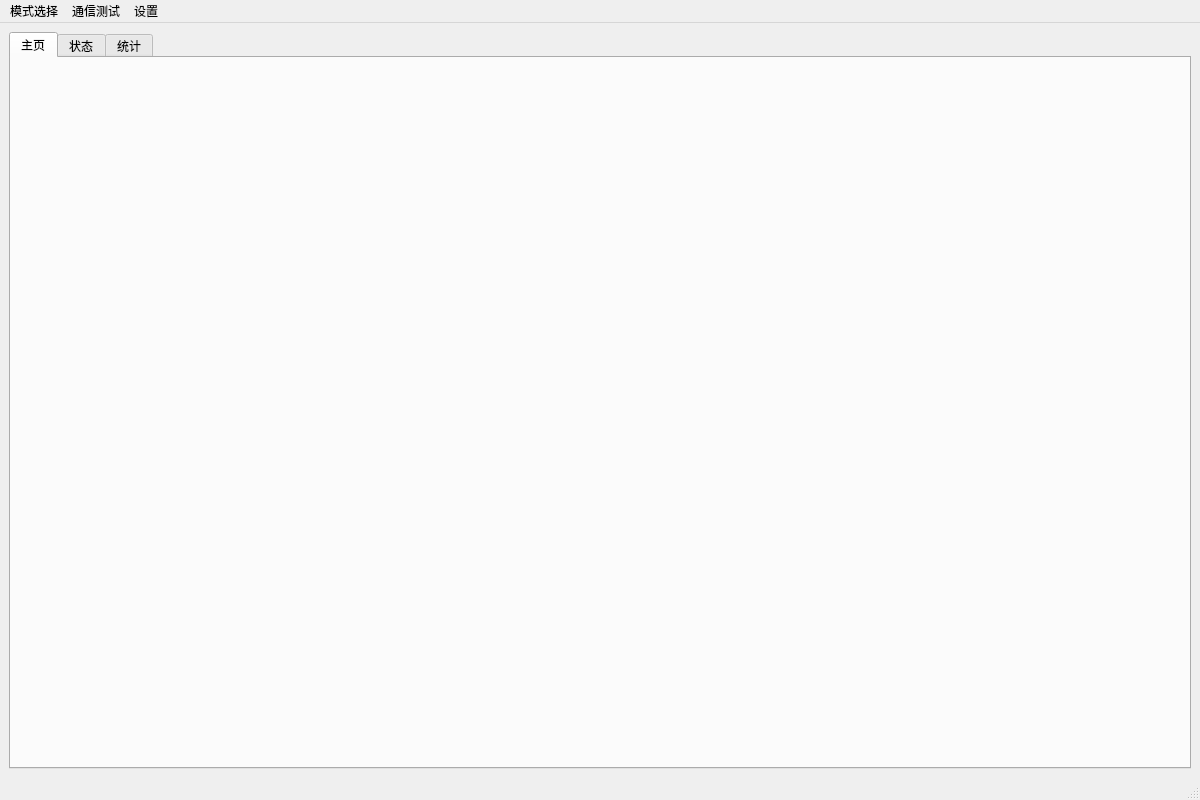
JIYIC-P/SCSS2, file source/Ui/window.ui: the form before one commit.
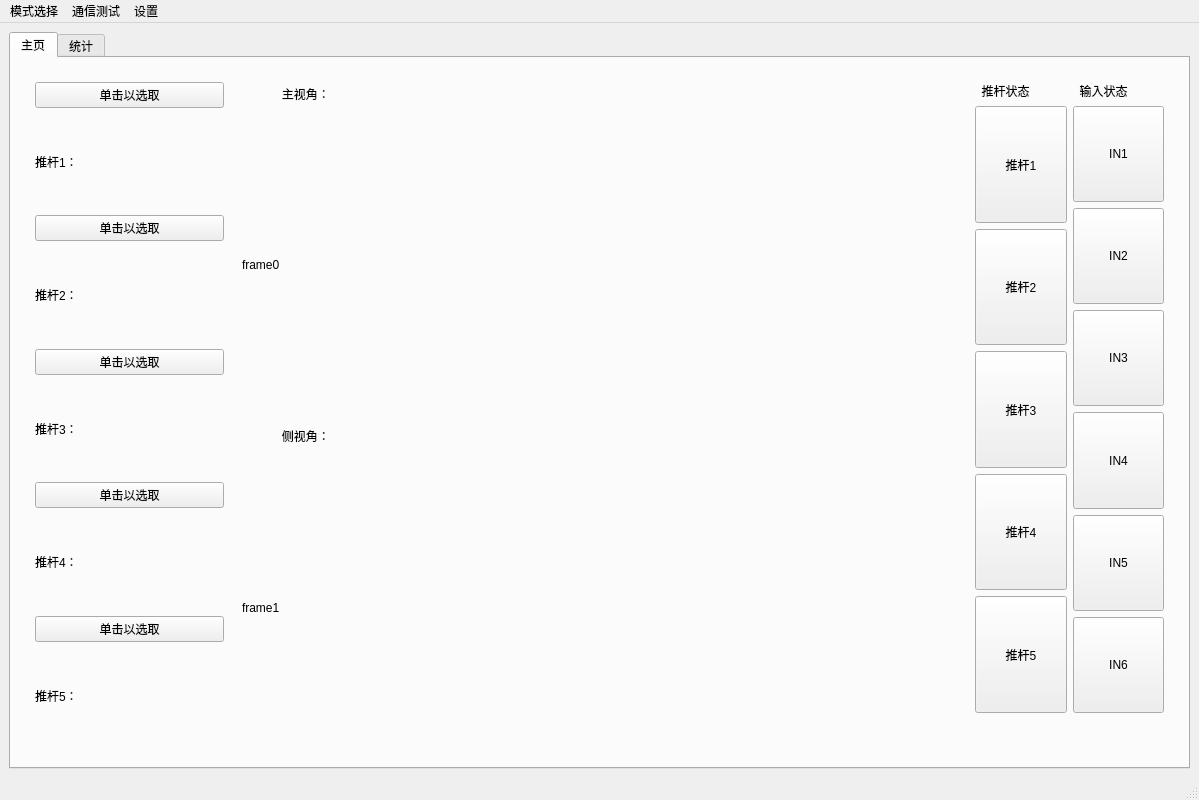
The form after the commit.

Diff of the .ui file:
```diff
--- a/source/Ui/window.ui
+++ b/source/Ui/window.ui
@@ -6,7 +6,7 @@
    <rect>
     <x>0</x>
     <y>0</y>
-    <width>1200</width>
+    <width>1199</width>
     <height>800</height>
    </rect>
   </property>
@@ -20,7 +20,7 @@
    <string>智能分选系统</string>
   </property>
   <widget class="QWidget" name="centralwidget">
-   <layout class="QGridLayout" name="gridLayout">
+   <layout class="QGridLayout" name="gridLayout" rowstretch="1">
     <item row="0" column="0">
      <widget class="QTabWidget" name="tabWidget">
       <property name="sizePolicy">
@@ -39,7 +39,7 @@
        <attribute name="title">
         <string>主页</string>
        </attribute>
-       <layout class="QGridLayout" name="gridLayout_3" rowstretch="0">
+       <layout class="QGridLayout" name="gridLayout_3" rowstretch="0,0,0,0,0,0" columnstretch="3,10,0,3">
         <property name="leftMargin">
          <number>12</number>
         </property>
@@ -52,13 +52,321 @@
         <property name="bottomMargin">
          <number>12</number>
         </property>
+        <item row="0" column="1" rowspan="5" colspan="2">
+         <layout class="QVBoxLayout" name="verticalLayout_5" stretch="1,6,1,6">
+          <item>
+           <widget class="QLabel" name="label">
+            <property name="text">
+             <string>            主视角：</string>
+            </property>
+           </widget>
+          </item>
+          <item>
+           <widget class="QLabel" name="label_2">
+            <property name="text">
+             <string>frame0</string>
+            </property>
+           </widget>
+          </item>
+          <item>
+           <widget class="QLabel" name="label_3">
+            <property name="text">
+             <string>            侧视角：</string>
+            </property>
+           </widget>
+          </item>
+          <item>
+           <widget class="QLabel" name="label_4">
+            <property name="text">
+             <string>frame1</string>
+            </property>
+           </widget>
+          </item>
+         </layout>
+        </item>
+        <item row="0" column="3">
+         <layout class="QVBoxLayout" name="verticalLayout_6">
+          <property name="leftMargin">
+           <number>12</number>
+          </property>
+          <property name="topMargin">
+           <number>12</number>
+          </property>
+          <property name="rightMargin">
+           <number>12</number>
+          </property>
+          <property name="bottomMargin">
+           <number>12</number>
+          </property>
+          <item>
+           <layout class="QHBoxLayout" name="horizontalLayout_4">
+            <item>
+             <widget class="QLabel" name="label_10">
+              <property name="sizePolicy">
+               <sizepolicy hsizetype="Preferred" vsizetype="Maximum">
+                <horstretch>0</horstretch>
+                <verstretch>0</verstretch>
+               </sizepolicy>
+              </property>
+              <property name="text">
+               <string>  推杆状态</string>
+              </property>
+             </widget>
+            </item>
+            <item>
+             <widget class="QLabel" name="label_11">
+              <property name="text">
+               <string>  输入状态</string>
+              </property>
+             </widget>
+            </item>
+           </layout>
+          </item>
+          <item>
+           <layout class="QHBoxLayout" name="horizontalLayout_2">
+            <item>
+             <layout class="QVBoxLayout" name="verticalLayout">
+              <item>
+               <widget class="QPushButton" name="pushButton_6">
+                <property name="sizePolicy">
+                 <sizepolicy hsizetype="Minimum" vsizetype="Expanding">
+                  <horstretch>0</horstretch>
+                  <verstretch>0</verstretch>
+                 </sizepolicy>
+                </property>
+                <property name="text">
+                 <string>推杆1</string>
+                </property>
+               </widget>
+              </item>
+              <item>
+               <widget class="QPushButton" name="pushButton_7">
+                <property name="sizePolicy">
+                 <sizepolicy hsizetype="Minimum" vsizetype="Expanding">
+                  <horstretch>0</horstretch>
+                  <verstretch>0</verstretch>
+                 </sizepolicy>
+                </property>
+                <property name="text">
+                 <string>推杆2</string>
+                </property>
+               </widget>
+              </item>
+              <item>
+               <widget class="QPushButton" name="pushButton_8">
+                <property name="sizePolicy">
+                 <sizepolicy hsizetype="Minimum" vsizetype="Expanding">
+                  <horstretch>0</horstretch>
+                  <verstretch>0</verstretch>
+                 </sizepolicy>
+                </property>
+                <property name="text">
+                 <string>推杆3</string>
+                </property>
+               </widget>
+              </item>
+              <item>
+               <widget class="QPushButton" name="pushButton_9">
+                <property name="sizePolicy">
+                 <sizepolicy hsizetype="Minimum" vsizetype="Expanding">
+                  <horstretch>0</horstretch>
+                  <verstretch>0</verstretch>
+                 </sizepolicy>
+                </property>
+                <property name="text">
+                 <string>推杆4</string>
+                </property>
+               </widget>
+              </item>
+              <item>
+               <widget class="QPushButton" name="pushButton_10">
+                <property name="sizePolicy">
+                 <sizepolicy hsizetype="Minimum" vsizetype="Expanding">
+                  <horstretch>0</horstretch>
+                  <verstretch>0</verstretch>
+                 </sizepolicy>
+                </property>
+                <property name="text">
+                 <string>推杆5</string>
+                </property>
+               </widget>
+              </item>
+             </layout>
+            </item>
+            <item>
+             <layout class="QVBoxLayout" name="verticalLayout_3">
+              <item>
+               <widget class="QPushButton" name="pushButton_11">
+                <property name="sizePolicy">
+                 <sizepolicy hsizetype="Minimum" vsizetype="Expanding">
+                  <horstretch>0</horstretch>
+                  <verstretch>0</verstretch>
+                 </sizepolicy>
+                </property>
+                <property name="text">
+                 <string>IN1</string>
+                </property>
+               </widget>
+              </item>
+              <item>
+               <widget class="QPushButton" name="pushButton_12">
+                <property name="sizePolicy">
+                 <sizepolicy hsizetype="Minimum" vsizetype="Expanding">
+                  <horstretch>0</horstretch>
+                  <verstretch>0</verstretch>
+                 </sizepolicy>
+                </property>
+                <property name="text">
+                 <string>IN2</string>
+                </property>
+               </widget>
+              </item>
+              <item>
+               <widget class="QPushButton" name="pushButton_13">
+                <property name="sizePolicy">
+                 <sizepolicy hsizetype="Minimum" vsizetype="Expanding">
+                  <horstretch>0</horstretch>
+                  <verstretch>0</verstretch>
+                 </sizepolicy>
+                </property>
+                <property name="text">
+                 <string>IN3</string>
+                </property>
+               </widget>
+              </item>
+              <item>
+               <widget class="QPushButton" name="pushButton_14">
+                <property name="sizePolicy">
+                 <sizepolicy hsizetype="Minimum" vsizetype="Expanding">
+                  <horstretch>0</horstretch>
+                  <verstretch>0</verstretch>
+                 </sizepolicy>
+                </property>
+                <property name="text">
+                 <string>IN4</string>
+                </property>
+               </widget>
+              </item>
+              <item>
+               <widget class="QPushButton" name="pushButton_15">
+                <property name="sizePolicy">
+                 <sizepolicy hsizetype="Minimum" vsizetype="Expanding">
+                  <horstretch>0</horstretch>
+                  <verstretch>0</verstretch>
+                 </sizepolicy>
+                </property>
+                <property name="text">
+                 <string>IN5</string>
+                </property>
+               </widget>
+              </item>
+              <item>
+               <widget class="QPushButton" name="pushButton_16">
+                <property name="sizePolicy">
+                 <sizepolicy hsizetype="Minimum" vsizetype="Expanding">
+                  <horstretch>0</horstretch>
+                  <verstretch>0</verstretch>
+                 </sizepolicy>
+                </property>
+                <property name="text">
+                 <string>IN6</string>
+                </property>
+               </widget>
+              </item>
+             </layout>
+            </item>
+           </layout>
+          </item>
+         </layout>
+        </item>
+        <item row="0" column="0" rowspan="6">
+         <layout class="QVBoxLayout" name="verticalLayout_2">
+          <property name="leftMargin">
+           <number>12</number>
+          </property>
+          <property name="topMargin">
+           <number>12</number>
+          </property>
+          <property name="rightMargin">
+           <number>12</number>
+          </property>
+          <property name="bottomMargin">
+           <number>12</number>
+          </property>
+          <item>
+           <widget class="QPushButton" name="pushButton">
+            <property name="text">
+             <string>单击以选取</string>
+            </property>
+           </widget>
+          </item>
+          <item>
+           <widget class="QLabel" name="label_5">
+            <property name="text">
+             <string>推杆1：</string>
+            </property>
+           </widget>
+          </item>
+          <item>
+           <widget class="QPushButton" name="pushButton_2">
+            <property name="text">
+             <string>单击以选取</string>
+            </property>
+           </widget>
+          </item>
+          <item>
+           <widget class="QLabel" name="label_6">
+            <property name="text">
+             <string>推杆2：</string>
+            </property>
+           </widget>
+          </item>
+          <item>
+           <widget class="QPushButton" name="pushButton_3">
+            <property name="text">
+             <string>单击以选取</string>
+            </property>
+           </widget>
+          </item>
+          <item>
+           <widget class="QLabel" name="label_7">
+            <property name="text">
+             <string>推杆3：</string>
+            </property>
+           </widget>
+          </item>
+          <item>
+           <widget class="QPushButton" name="pushButton_4">
+            <property name="text">
+             <string>单击以选取</string>
+            </property>
+           </widget>
+          </item>
+          <item>
+           <widget class="QLabel" name="label_8">
+            <property name="text">
+             <string>推杆4：</string>
+            </property>
+           </widget>
+          </item>
+          <item>
+           <widget class="QPushButton" name="pushButton_5">
+            <property name="text">
+             <string>单击以选取</string>
+            </property>
+           </widget>
+          </item>
+          <item>
+           <widget class="QLabel" name="label_9">
+            <property name="text">
+             <string>推杆5：</string>
+            </property>
+           </widget>
+          </item>
+         </layout>
+        </item>
        </layout>
       </widget>
-      <widget class="QWidget" name="status">
-       <attribute name="title">
-        <string>状态</string>
-       </attribute>
-      </widget>
       <widget class="QWidget" name="count">
        <attribute name="title">
         <string>统计</string>
@@ -144,7 +452,7 @@
     <rect>
      <x>0</x>
      <y>0</y>
-     <width>1200</width>
+     <width>1199</width>
      <height>23</height>
     </rect>
    </property>
```
